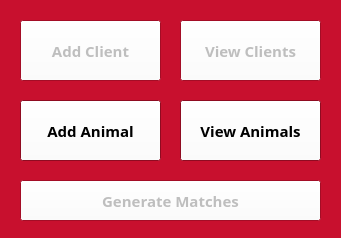
Above: cuACS/postloginstaff.ui from cameronhawtin/Animal-Farm-cuACS before the change. Below: the same form after it.
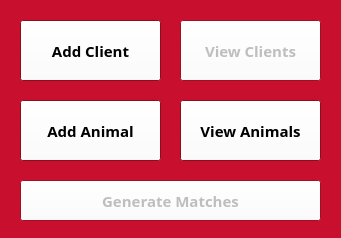
That is the form after the change.

What changed in the file:
```diff
--- a/cuACS/postloginstaff.ui
+++ b/cuACS/postloginstaff.ui
@@ -155,7 +155,7 @@
   </widget>
   <widget class="QPushButton" name="AddClientButton">
    <property name="enabled">
-    <bool>false</bool>
+    <bool>true</bool>
    </property>
    <property name="geometry">
     <rect>
```
